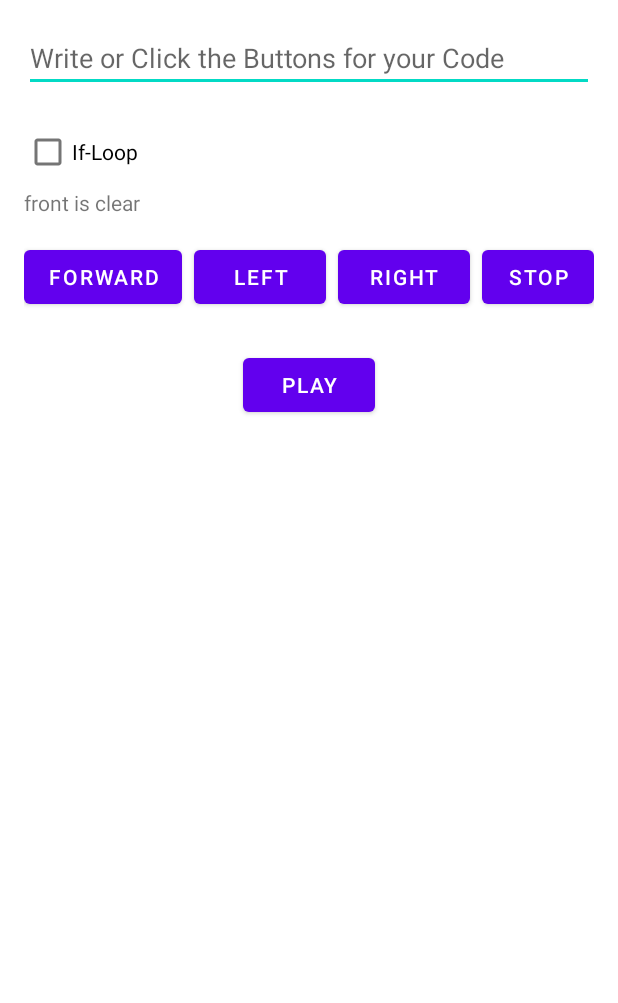
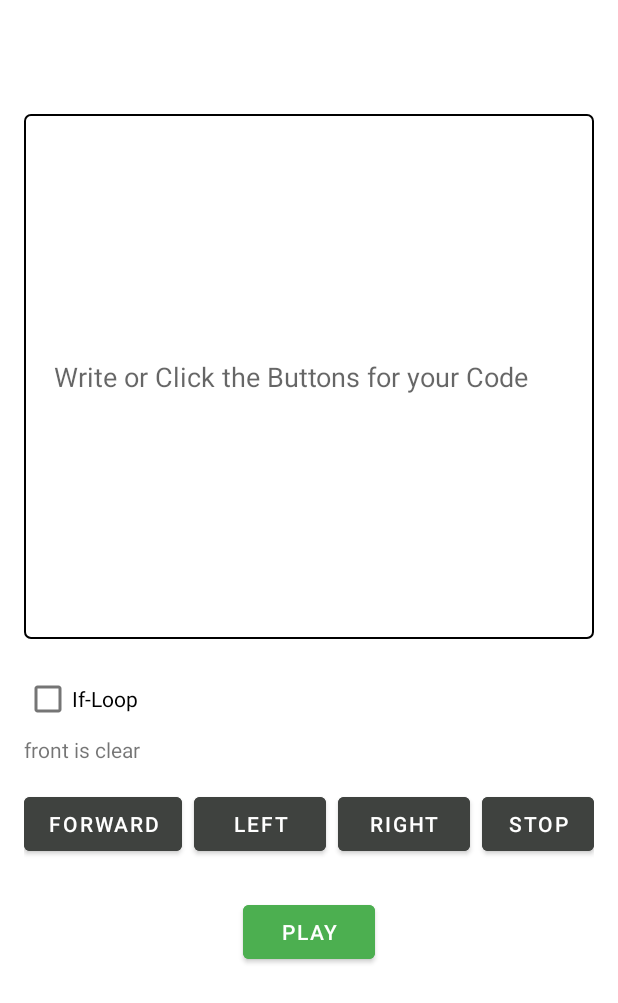
Before and after one commit to Josefinafr/RoboKarel, an Android app: the layout activity_main.xml on its own in the app's theme, with its tools: preview values and no code run, on a phone screen of 412 x 824 dp. Shown: the top 1003 px of the screen. Run offline under Robolectric (Android 15) with nearby library versions, the phone set to English and light mode, and no system bars.

Commit message:
Face hinzugefügt

```diff
--- /dev/null
+++ b/app/src/main/res/drawable/edit_text_border.xml
@@ -0,0 +1,5 @@
+<shape xmlns:android="http://schemas.android.com/apk/res/android">
+    <solid android:color="@android:color/transparent" /> <!-- Hintergrundfarbe transparent -->
+    <stroke android:width="1dp" android:color="#000000" /> <!-- Schwarze Umrandung -->
+    <corners android:radius="4dp" /> <!-- Runde Ecken, optional -->
+</shape>
--- a/app/src/main/res/layout/activity_main.xml
+++ b/app/src/main/res/layout/activity_main.xml
@@ -7,9 +7,13 @@
 
     <EditText
         android:id="@+id/codeInput"
+        android:layout_marginTop="60dp"
         android:layout_width="match_parent"
         android:layout_height="wrap_content"
-        android:hint="Write or Click the Buttons for your Code" />
+        android:minHeight="350dp"
+        android:hint="Write or Click the Buttons for your Code"
+        android:background="@drawable/edit_text_border"
+        android:padding="20dp"/>
 
     <CheckBox
         android:id="@+id/ifLoopCheckbox"
@@ -33,28 +37,32 @@
             android:id="@+id/forwardButton"
             android:layout_width="wrap_content"
             android:layout_height="wrap_content"
-            android:text="Forward" />
+            android:text="Forward"
+            android:backgroundTint="#3F423F"/>
 
         <Button
             android:id="@+id/leftButton"
             android:layout_width="wrap_content"
             android:layout_height="wrap_content"
             android:text="Left"
-            android:layout_marginStart="8dp" />
+            android:layout_marginStart="8dp"
+            android:backgroundTint="#3F423F"/>
 
         <Button
             android:id="@+id/rightButton"
             android:layout_width="wrap_content"
             android:layout_height="wrap_content"
             android:text="Right"
-            android:layout_marginStart="8dp" />
+            android:layout_marginStart="8dp"
+            android:backgroundTint="#3F423F"/>
 
         <Button
             android:id="@+id/stopButton"
             android:layout_width="wrap_content"
             android:layout_height="wrap_content"
             android:text="Stop"
-            android:layout_marginStart="8dp" />
+            android:layout_marginStart="8dp"
+            android:backgroundTint="#3F423F"/>
     </LinearLayout>
 
     <Button
@@ -63,6 +71,7 @@
         android:layout_height="wrap_content"
         android:text="Play"
         android:layout_gravity="center_horizontal"
-        android:layout_marginTop="24dp" />
+        android:layout_marginTop="24dp"
+        android:backgroundTint="#4CAF50"/>
 
 </LinearLayout>
```
